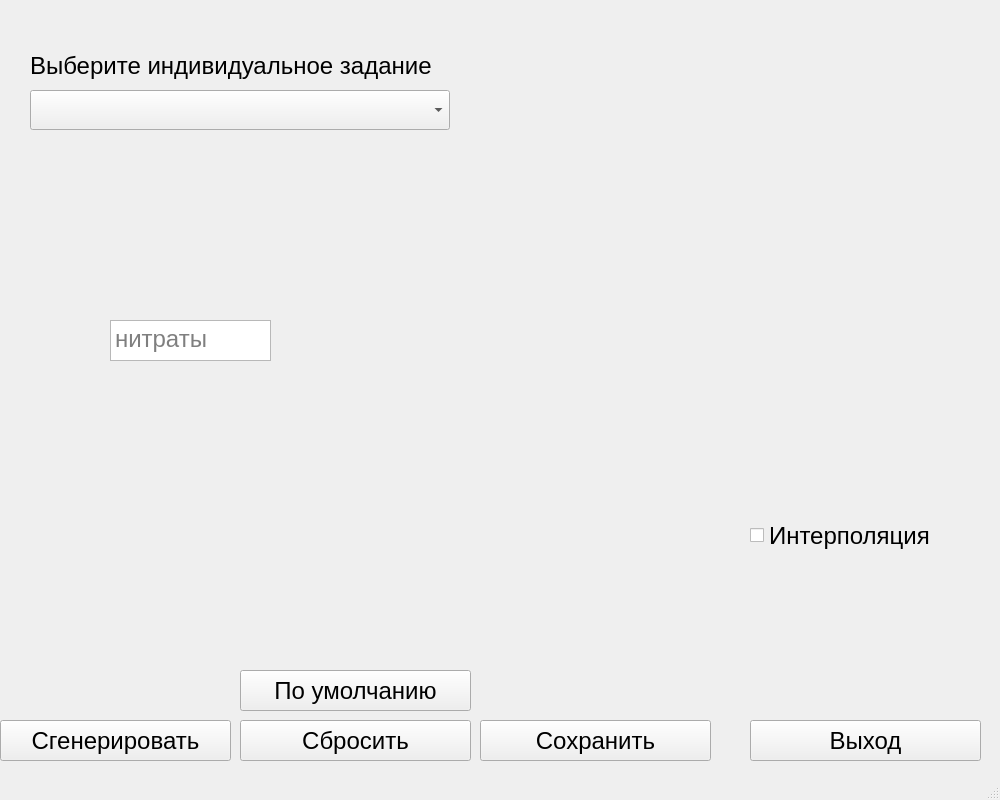
Qt form des.ui (absxlvte/DataGenerator) before a commit.
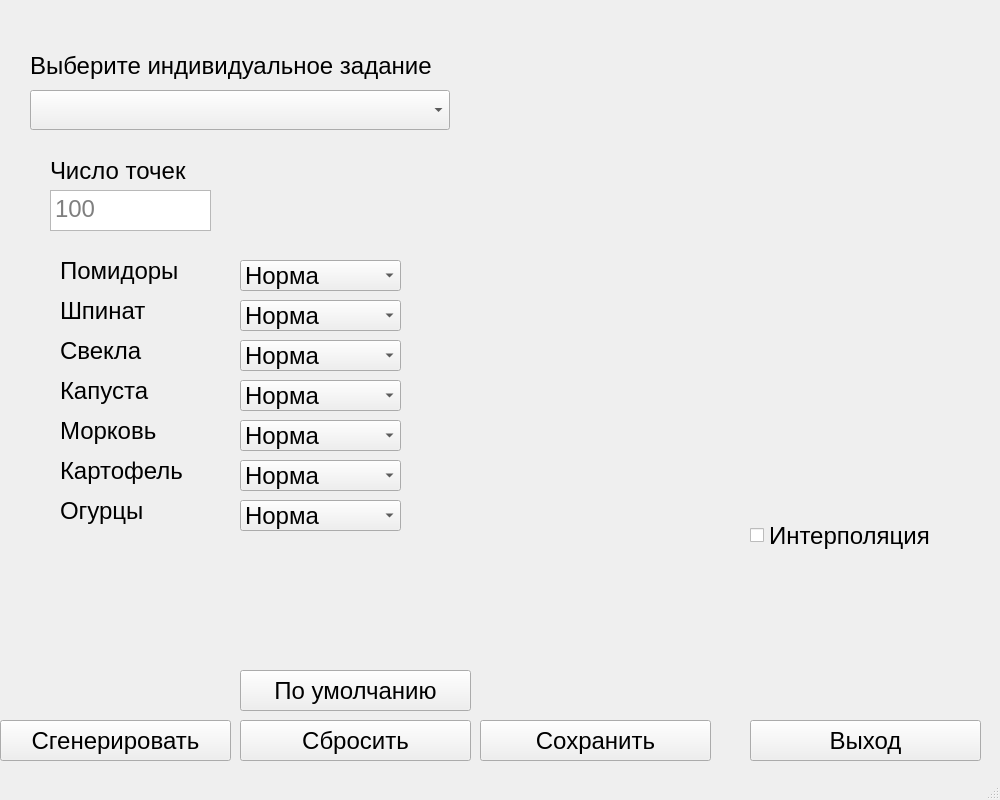
The same form after that commit. The open tabs and pages were chosen to show the change.

Commit message: ui -> py problems again (

Patch:
```diff
--- a/des.ui
+++ b/des.ui
@@ -1429,16 +1429,316 @@
      <widget class="QTextEdit" name="sbp_2">
       <property name="geometry">
        <rect>
-        <x>80</x>
-        <y>180</y>
+        <x>20</x>
+        <y>50</y>
         <width>161</width>
         <height>41</height>
        </rect>
       </property>
       <property name="placeholderText">
-       <string>нитраты</string>
+       <string>100</string>
       </property>
      </widget>
+     <widget class="QLabel" name="label_43">
+      <property name="geometry">
+       <rect>
+        <x>20</x>
+        <y>10</y>
+        <width>161</width>
+        <height>41</height>
+       </rect>
+      </property>
+      <property name="text">
+       <string>Число точек</string>
+      </property>
+     </widget>
+     <widget class="QLabel" name="label_44">
+      <property name="geometry">
+       <rect>
+        <x>30</x>
+        <y>110</y>
+        <width>161</width>
+        <height>41</height>
+       </rect>
+      </property>
+      <property name="text">
+       <string>Помидоры</string>
+      </property>
+     </widget>
+     <widget class="QLabel" name="label_45">
+      <property name="geometry">
+       <rect>
+        <x>30</x>
+        <y>150</y>
+        <width>161</width>
+        <height>41</height>
+       </rect>
+      </property>
+      <property name="text">
+       <string>Шпинат</string>
+      </property>
+     </widget>
+     <widget class="QLabel" name="label_46">
+      <property name="geometry">
+       <rect>
+        <x>30</x>
+        <y>190</y>
+        <width>161</width>
+        <height>41</height>
+       </rect>
+      </property>
+      <property name="text">
+       <string>Свекла</string>
+      </property>
+     </widget>
+     <widget class="QLabel" name="label_47">
+      <property name="geometry">
+       <rect>
+        <x>30</x>
+        <y>230</y>
+        <width>161</width>
+        <height>41</height>
+       </rect>
+      </property>
+      <property name="text">
+       <string>Капуста</string>
+      </property>
+     </widget>
+     <widget class="QLabel" name="label_48">
+      <property name="geometry">
+       <rect>
+        <x>30</x>
+        <y>270</y>
+        <width>161</width>
+        <height>41</height>
+       </rect>
+      </property>
+      <property name="text">
+       <string>Морковь</string>
+      </property>
+     </widget>
+     <widget class="QLabel" name="label_49">
+      <property name="geometry">
+       <rect>
+        <x>30</x>
+        <y>310</y>
+        <width>161</width>
+        <height>41</height>
+       </rect>
+      </property>
+      <property name="text">
+       <string>Картофель</string>
+      </property>
+     </widget>
+     <widget class="QLabel" name="label_50">
+      <property name="geometry">
+       <rect>
+        <x>30</x>
+        <y>350</y>
+        <width>161</width>
+        <height>41</height>
+       </rect>
+      </property>
+      <property name="text">
+       <string>Огурцы</string>
+      </property>
+     </widget>
+     <widget class="QComboBox" name="TomatoesState">
+      <property name="geometry">
+       <rect>
+        <x>210</x>
+        <y>120</y>
+        <width>161</width>
+        <height>31</height>
+       </rect>
+      </property>
+      <property name="currentIndex">
+       <number>1</number>
+      </property>
+      <item>
+       <property name="text">
+        <string>Высокий</string>
+       </property>
+      </item>
+      <item>
+       <property name="text">
+        <string>Норма</string>
+       </property>
+      </item>
+      <item>
+       <property name="text">
+        <string>Низкий</string>
+       </property>
+      </item>
+     </widget>
+     <widget class="QComboBox" name="SpinachState">
+      <property name="geometry">
+       <rect>
+        <x>210</x>
+        <y>160</y>
+        <width>161</width>
+        <height>31</height>
+       </rect>
+      </property>
+      <property name="currentIndex">
+       <number>1</number>
+      </property>
+      <item>
+       <property name="text">
+        <string>Высокий</string>
+       </property>
+      </item>
+      <item>
+       <property name="text">
+        <string>Норма</string>
+       </property>
+      </item>
+      <item>
+       <property name="text">
+        <string>Низкий</string>
+       </property>
+      </item>
+     </widget>
+     <widget class="QComboBox" name="BeetState">
+      <property name="geometry">
+       <rect>
+        <x>210</x>
+        <y>200</y>
+        <width>161</width>
+        <height>31</height>
+       </rect>
+      </property>
+      <property name="currentIndex">
+       <number>1</number>
+      </property>
+      <item>
+       <property name="text">
+        <string>Высокий</string>
+       </property>
+      </item>
+      <item>
+       <property name="text">
+        <string>Норма</string>
+       </property>
+      </item>
+      <item>
+       <property name="text">
+        <string>Низкий</string>
+       </property>
+      </item>
+     </widget>
+     <widget class="QComboBox" name="CabbageState">
+      <property name="geometry">
+       <rect>
+        <x>210</x>
+        <y>240</y>
+        <width>161</width>
+        <height>31</height>
+       </rect>
+      </property>
+      <property name="currentIndex">
+       <number>1</number>
+      </property>
+      <item>
+       <property name="text">
+        <string>Высокий</string>
+       </property>
+      </item>
+      <item>
+       <property name="text">
+        <string>Норма</string>
+       </property>
+      </item>
+      <item>
+       <property name="text">
+        <string>Низкий</string>
+       </property>
+      </item>
+     </widget>
+     <widget class="QComboBox" name="CarrotState">
+      <property name="geometry">
+       <rect>
+        <x>210</x>
+        <y>280</y>
+        <width>161</width>
+        <height>31</height>
+       </rect>
+      </property>
+      <property name="currentIndex">
+       <number>1</number>
+      </property>
+      <item>
+       <property name="text">
+        <string>Высокий</string>
+       </property>
+      </item>
+      <item>
+       <property name="text">
+        <string>Норма</string>
+       </property>
+      </item>
+      <item>
+       <property name="text">
+        <string>Низкий</string>
+       </property>
+      </item>
+     </widget>
+     <widget class="QComboBox" name="PotatoState">
+      <property name="geometry">
+       <rect>
+        <x>210</x>
+        <y>320</y>
+        <width>161</width>
+        <height>31</height>
+       </rect>
+      </property>
+      <property name="currentIndex">
+       <number>1</number>
+      </property>
+      <item>
+       <property name="text">
+        <string>Высокий</string>
+       </property>
+      </item>
+      <item>
+       <property name="text">
+        <string>Норма</string>
+       </property>
+      </item>
+      <item>
+       <property name="text">
+        <string>Низкий</string>
+       </property>
+      </item>
+     </widget>
+     <widget class="QComboBox" name="CucumbersState">
+      <property name="geometry">
+       <rect>
+        <x>210</x>
+        <y>360</y>
+        <width>161</width>
+        <height>31</height>
+       </rect>
+      </property>
+      <property name="currentIndex">
+       <number>1</number>
+      </property>
+      <item>
+       <property name="text">
+        <string>Высокий</string>
+       </property>
+      </item>
+      <item>
+       <property name="text">
+        <string>Норма</string>
+       </property>
+      </item>
+      <item>
+       <property name="text">
+        <string>Низкий</string>
+       </property>
+      </item>
+     </widget>
     </widget>
    </widget>
    <widget class="QPushButton" name="button_Generate">
```
Left out of the diff: 4 changed lines with no effect on the pictures. The commit also changes 2 other files.
